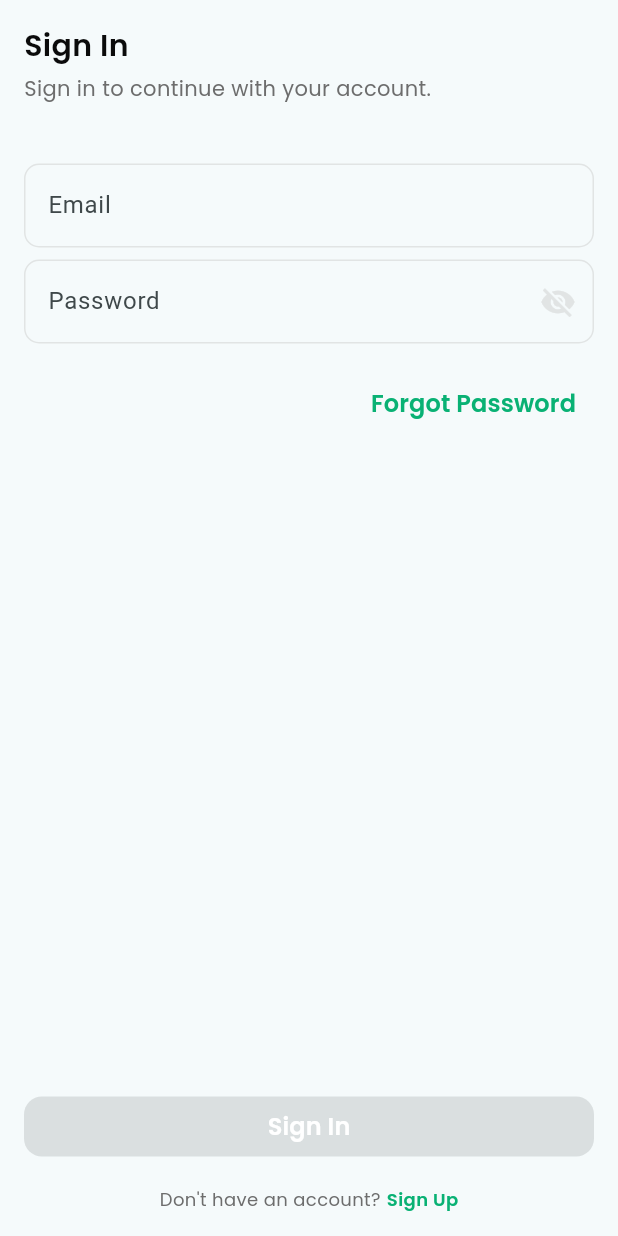
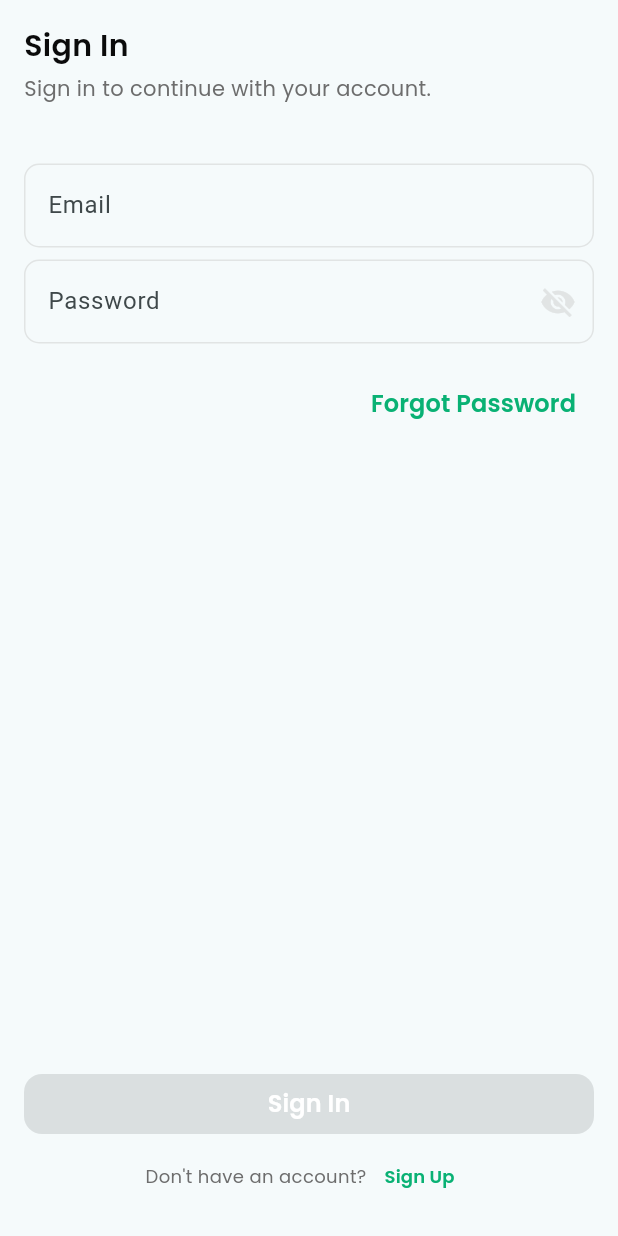
Before and after one commit to fajaragungpramana/flutter_ex, a Flutter app: the screen it shows after launch, on a phone screen of 412 x 824 dp. Run offline on Flutter 3.47's test engine with Material 3 defaults, Android fonts, the phone set to English and light mode, and no system bars; our stand-ins replace email_validator, get, package_info_plus; generated files the repository leaves out were written again.

Commit message:
- Set app only portrait. - Improvement splash and login page. - Implement design register page.

```diff
--- a/lib/app.dart
+++ b/lib/app.dart
@@ -17,6 +17,7 @@ class App extends StatefulWidget {
 class _AppState extends State<App> {
   @override
   Widget build(BuildContext context) {
+    SystemChrome.setPreferredOrientations([DeviceOrientation.portraitUp]);
     SystemChrome.setSystemUIOverlayStyle(SystemUiOverlayStyle.dark.copyWith(
         statusBarColor: Colors.transparent,
         statusBarIconBrightness: Brightness.dark, // Android
--- a/lib/main.dart
+++ b/lib/main.dart
@@ -1,7 +1,7 @@
 import 'package:flutter/material.dart';
 import 'package:flutter_ex/app.dart';
 
-void main() {
+void main() async {
   WidgetsFlutterBinding.ensureInitialized();
 
   return runApp(const App());
--- a/lib/pages/login/login_page.dart
+++ b/lib/pages/login/login_page.dart
@@ -2,6 +2,7 @@ import 'package:flutter/material.dart';
 import 'package:flutter_ex/pages/login/login_controller.dart';
 import 'package:flutter_ex/resources/values/app_color.dart';
 import 'package:flutter_ex/resources/values/app_style.dart';
+import 'package:flutter_ex/routes/app_route.dart';
 import 'package:get/get.dart';
 import 'package:flutter_gen/gen_l10n/app_localizations.dart';
 
@@ -13,6 +14,7 @@ class LoginPage extends GetView<LoginController> {
   @override
   Widget build(BuildContext context) {
     return Scaffold(
+      resizeToAvoidBottomInset: false,
       body: SafeArea(
         child: Container(
           width: double.infinity,
@@ -72,7 +74,7 @@ class LoginPage extends GetView<LoginController> {
                         ),
                         onPressed: () {
                           _loginController.setPasswordVisibility();
-                        },
+                        }
                       )
                   ),
                   obscureText: !_loginController.isPasswordVisible,
@@ -118,8 +120,6 @@ class LoginPage extends GetView<LoginController> {
                 )
               ),
 
-              const SizedBox(height: 16),
-
               Row(
                 mainAxisAlignment: MainAxisAlignment.center,
                 children: [
@@ -132,14 +132,17 @@ class LoginPage extends GetView<LoginController> {
                     )
                   ),
 
-                  const SizedBox(width: 4),
-
-                  Text(
-                    AppLocalizations.of(context)!.signUp,
-                    style: AppStyle.textSemiBold(
-                        fontSize: 12,
-                        color: AppColor.green100
-                    )
+                  TextButton(
+                      onPressed: () {
+                        Get.toNamed(AppRoute.register);
+                      },
+                      child: Text(
+                          AppLocalizations.of(context)!.signUp,
+                          style: AppStyle.textSemiBold(
+                              fontSize: 12,
+                              color: AppColor.green100
+                          )
+                      )
                   )
 
                 ]
--- /dev/null
+++ b/lib/pages/register/register_binding.dart
@@ -0,0 +1,11 @@
+import 'package:flutter_ex/pages/register/register_controller.dart';
+import 'package:get/get.dart';
+
+class RegisterBinding extends Bindings {
+
+  @override
+  void dependencies() {
+    Get.lazyPut(() => RegisterController());
+  }
+
+}
--- /dev/null
+++ b/lib/pages/register/register_controller.dart
@@ -0,0 +1,5 @@
+import 'package:get/get.dart';
+
+class RegisterController extends GetxController {
+
+}
--- a/lib/pages/splash/splash_page.dart
+++ b/lib/pages/splash/splash_page.dart
@@ -52,7 +52,7 @@ class SplashPage extends GetView<SplashController> {
                 Align(
                     alignment: Alignment.bottomCenter,
                     child: Obx(() => Text(
-                        _splashController.appVersion,
+                        AppLocalizations.of(context)!.version(_splashController.appVersion),
                       style: AppStyle.textRegular(color: AppColor.black50),
                     ))
                 )
--- a/lib/routes/app_page.dart
+++ b/lib/routes/app_page.dart
@@ -1,5 +1,7 @@
 import 'package:flutter_ex/pages/login/login_binding.dart';
 import 'package:flutter_ex/pages/login/login_page.dart';
+import 'package:flutter_ex/pages/register/register_binding.dart';
+import 'package:flutter_ex/pages/register/register_page.dart';
 import 'package:flutter_ex/routes/app_route.dart';
 import 'package:flutter_ex/pages/splash/splash_binding.dart';
 import 'package:flutter_ex/pages/splash/splash_page.dart';
@@ -15,11 +17,16 @@ class AppPage {
         name: AppRoute.splash,
         page: () => SplashPage(),
         binding: SplashBinding(),
-        transition: Transition.leftToRight),
+        transition: Transition.rightToLeftWithFade),
     GetPage(
         name: AppRoute.login,
         page: () => LoginPage(),
         binding: LoginBinding(),
-        transition: Transition.leftToRight)
+        transition: Transition.rightToLeftWithFade),
+    GetPage(
+        name: AppRoute.register,
+        page: () => RegisterPage(),
+        binding: RegisterBinding(),
+        transition: Transition.rightToLeftWithFade)
   ];
 }
--- a/lib/routes/app_route.dart
+++ b/lib/routes/app_route.dart
@@ -3,4 +3,5 @@ class AppRoute {
 
   static const splash = "/splash";
   static const login = "/login";
+  static const register = "/register";
 }
```
Also changed, not shown: lib/pages/register/register_page.dart (added, +176 -0 lines).
